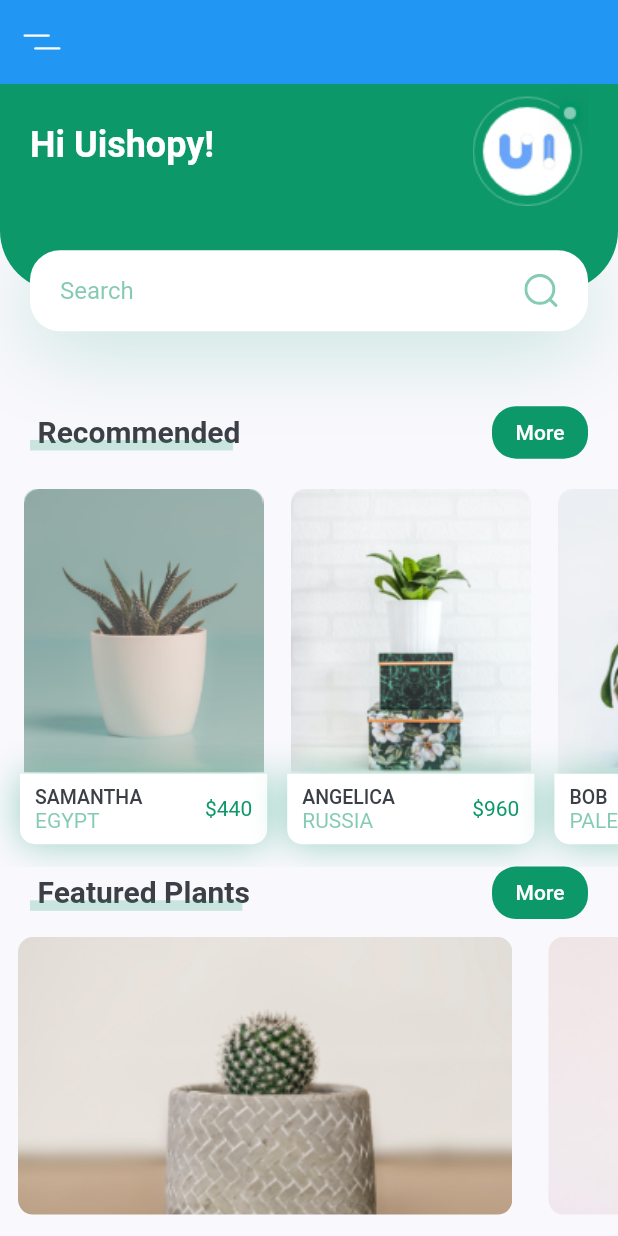
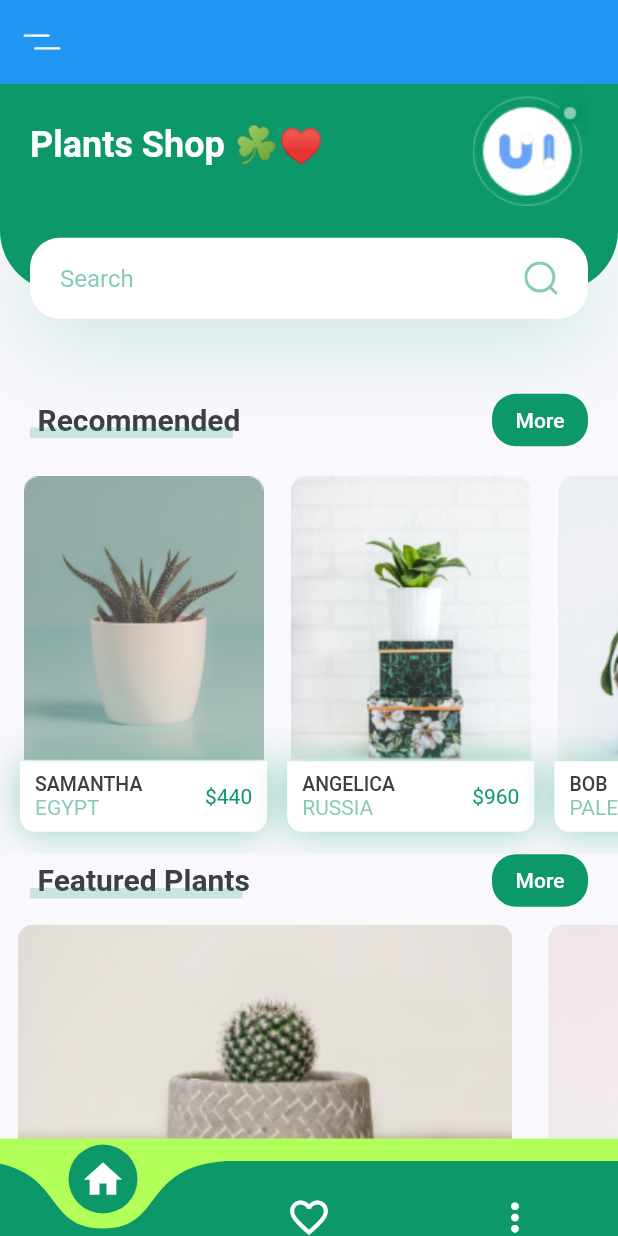
Before and after one commit to EslamShaban74/Plant_app_UI, a Flutter app: the screen it shows after launch, on a phone screen of 412 x 824 dp. Run offline on Flutter 3.47's test engine with Material 2 defaults, Android fonts, the phone set to English and light mode, and no system bars; drawn by our look-alikes of curved_navigation_bar; our stand-ins replace flutter_svg.

Commit message:
plant app UI(bottom nav bar)

```diff
--- a/lib/components/constants.dart
+++ b/lib/components/constants.dart
@@ -1,4 +1,7 @@
 import 'package:flutter/material.dart';
+import 'package:plant_app/modules/favorites_screen/favorites_screen.dart';
+import 'package:plant_app/modules/home/components/body/body.dart';
+import 'package:plant_app/modules/settings_screen/settings_screen.dart';
 
 const Color primaryColor = Color(0xFF0C9869);
 const Color textColor = Color(0xFF3C4046);
--- a/lib/modules/details/components/title_and_price/title_and_price.dart
+++ b/lib/modules/details/components/title_and_price/title_and_price.dart
@@ -23,7 +23,7 @@ class TitleAndPrice extends StatelessWidget {
               padding: const EdgeInsets.only(
                   left: kDefaultPadding, top: kDefaultPadding * 2.5),
               child: Text(
-                'Angelica'.toUpperCase(),
+                title.toUpperCase(),
                 style: Theme.of(context)
                     .textTheme
                     .headline4!
--- a/lib/modules/home/components/app_bar/app_bar.dart
+++ b/lib/modules/home/components/app_bar/app_bar.dart
@@ -3,9 +3,11 @@ import 'package:flutter_svg/svg.dart';
 
 AppBar buildAppBar() {
   return AppBar(
+
     elevation: 0.0,
     leading: IconButton(
       icon: SvgPicture.asset("assets/icons/menu.svg"), onPressed: () {},
     ),
+
   );
 }
--- a/lib/modules/home/components/build_list_view/build_list_view.dart
+++ b/lib/modules/home/components/build_list_view/build_list_view.dart
@@ -3,7 +3,7 @@ import 'package:plant_app/components/constants.dart';
 import 'package:plant_app/modules/details/details_screen.dart';
 
 
-Future<void> navigateTo(context, widget) =>
+dynamic navigateTo(context, widget) async =>
     Navigator.push(context, MaterialPageRoute(builder: (context) => widget));
 
 Widget buildPlantCard(titles, country, price, context,  images,size,) {
@@ -22,7 +22,8 @@ Widget buildPlantCard(titles, country, price, context,  images,size,) {
           ),
           child: GestureDetector(
             onTap: (){
-              navigateTo(context, DetailsScreen(titles[index],country[index],price[index],images[index],index));
+              print('tapped');
+             navigateTo(context, DetailsScreen(titles[index],country[index],price[index],images[index],index));
             },
             child: Column(
               children: <Widget>[
--- a/lib/modules/home/components/header_with_search_box/header_with_search_box.dart
+++ b/lib/modules/home/components/header_with_search_box/header_with_search_box.dart
@@ -13,7 +13,7 @@ class HeaderWithSearchBox extends StatelessWidget {
   Widget build(BuildContext context) {
     return Container(
       margin: EdgeInsets.only(bottom: kDefaultPadding * 2.5),
-      height: size.height * 0.2,
+      height: size.height * 0.19,
       child: Stack(
         children: <Widget>[
           Container(
@@ -33,7 +33,7 @@ class HeaderWithSearchBox extends StatelessWidget {
             child: Row(
               children: <Widget>[
                 Text(
-                  "Hi Uishopy!",
+                  "Plants Shop ☘♥",
                   style: Theme.of(context).textTheme.headline5!.copyWith(
                         color: Colors.white,
                         fontWeight: FontWeight.bold,
--- a/lib/modules/home/home_screen.dart
+++ b/lib/modules/home/home_screen.dart
@@ -1,13 +1,73 @@
+import 'package:curved_navigation_bar/curved_navigation_bar.dart';
 import 'package:flutter/material.dart';
+import 'package:plant_app/components/constants.dart';
+import 'package:plant_app/modules/details/details_screen.dart';
+import 'package:plant_app/modules/favorites_screen/favorites_screen.dart';
 import 'package:plant_app/modules/home/components/app_bar/app_bar.dart';
 import 'package:plant_app/modules/home/components/body/body.dart';
+import 'package:plant_app/modules/settings_screen/settings_screen.dart';
 
-class HomeScreen extends StatelessWidget {
+import 'components/my_bottom_navigation_bar/my_bottom_navigation_bar.dart';
+
+class HomeScreen extends StatefulWidget {
+  @override
+  _HomeScreenState createState() => _HomeScreenState();
+}
+
+class _HomeScreenState extends State<HomeScreen> {
+  GlobalKey _bottomNavigationKey = GlobalKey();
+  int page = 0;
+  List<Widget> screens = [
+    Body(),
+    FavoritesScreen(),
+    SettingsScreen(),
+  ];
+
   @override
   Widget build(BuildContext context) {
     return Scaffold(
       appBar: buildAppBar(),
-      body: Body(),
+      body: Column(children: [
+        Expanded(
+          child: screens[page],
+        ),
+        Container(
+          color: Colors.lightGreenAccent,
+          height: 15.0,
+        )
+      ]),
+      bottomNavigationBar: CurvedNavigationBar(
+        key: _bottomNavigationKey,
+        index: 0,
+        height: 50.0,
+        items: <Widget>[
+          Icon(
+            Icons.home,
+            size: 30,
+            color: Colors.white,
+          ),
+          Icon(
+            Icons.favorite_border,
+            size: 30,
+            color: Colors.white,
+          ),
+          Icon(
+            Icons.more_vert,
+            size: 30,
+            color: Colors.white,
+          ),
+        ],
+        color: primaryColor,
+        buttonBackgroundColor: primaryColor,
+        backgroundColor: Colors.lightGreenAccent,
+        animationCurve: Curves.easeInOut,
+        animationDuration: Duration(milliseconds: 600),
+        onTap: (index) {
+          setState(() {
+            page = index;
+          });
+        },
+      ),
     );
   }
 }
--- a/pubspec.yaml
+++ b/pubspec.yaml
@@ -29,6 +29,7 @@ dependencies:
   # Use with the CupertinoIcons class for iOS style icons.
   cupertino_icons: ^1.0.2
   flutter_svg: ^0.22.0 #it helps us to use SVG
+  curved_navigation_bar: ^1.0.1
 
 dev_dependencies:
   flutter_test:
```
Also changed, not shown: lib/modules/details/components/details_body/details_body.dart (+8 -8 lines), lib/modules/details/components/image_and_icons/image_and_icons.dart (+24 -8 lines), lib/modules/details/details_screen.dart (+4 -4 lines), lib/modules/favorites_screen/favorites_screen.dart (added, +12 -0 lines), lib/modules/home/components/my_bottom_navigation_bar/my_bottom_navigation_bar.dart (added, +57 -0 lines), lib/modules/settings_screen/settings_screen.dart (added, +12 -0 lines), pubspec.lock.
